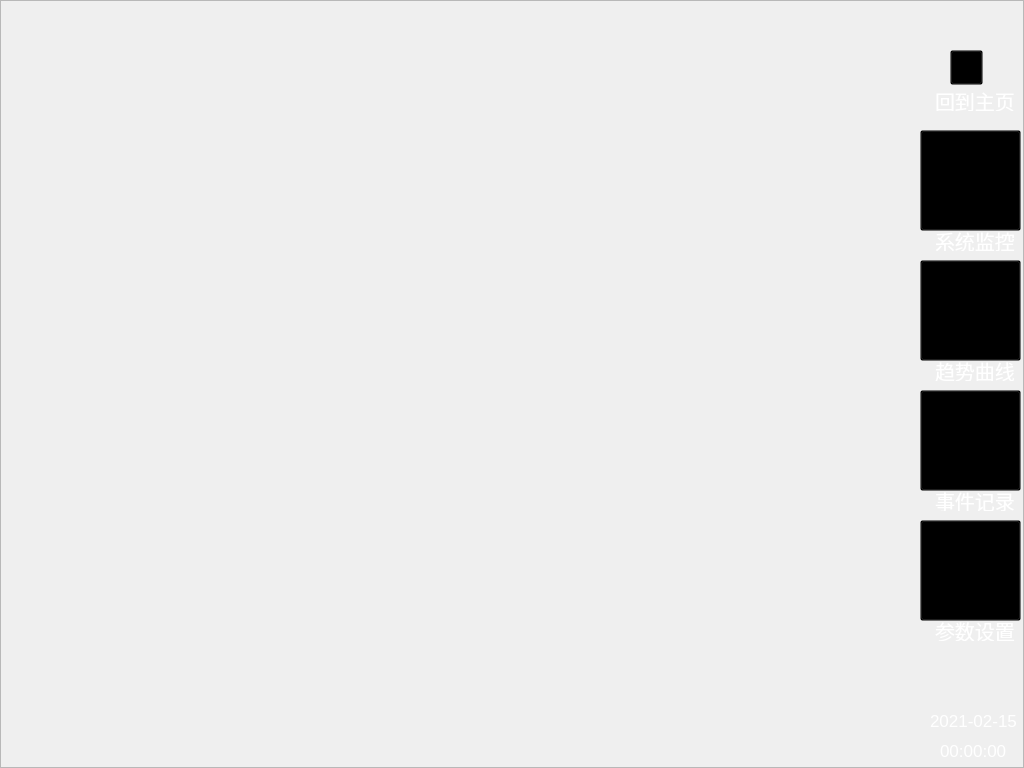
caosq/ChickenFarm, file Window/Form/mainform.ui: the form before one commit.
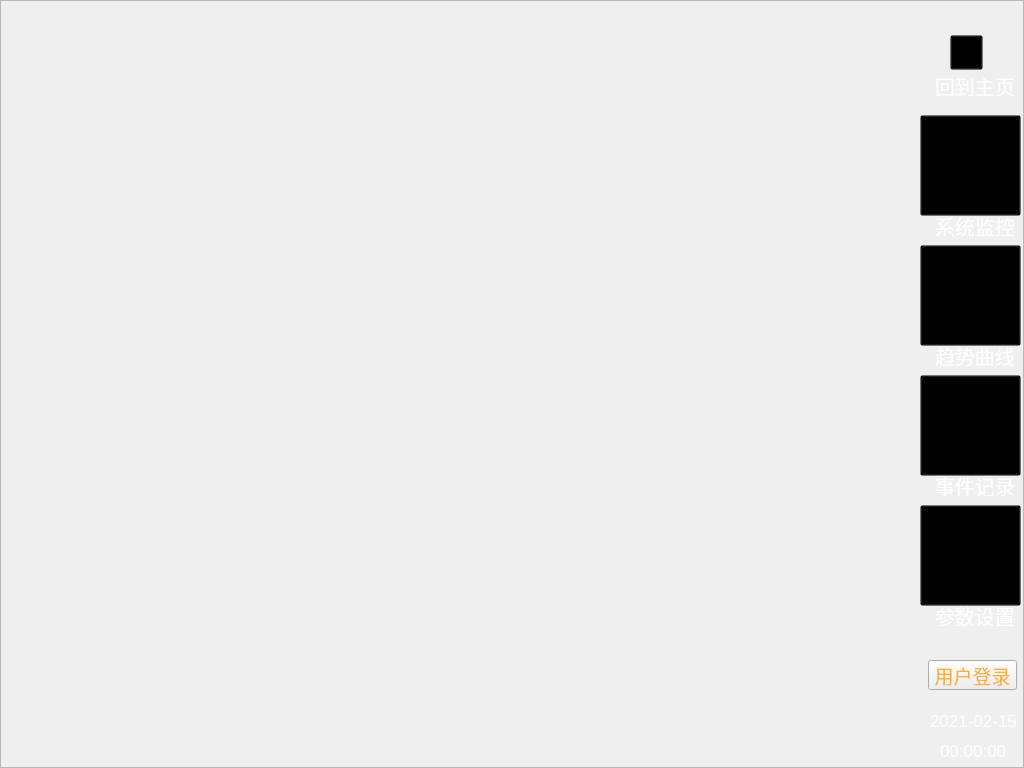
The form after the commit. Icons and pictures are not drawn.

```diff
--- a/Window/Form/mainform.ui
+++ b/Window/Form/mainform.ui
@@ -40,7 +40,7 @@
     <property name="geometry">
      <rect>
       <x>920</x>
-      <y>520</y>
+      <y>505</y>
       <width>101</width>
       <height>101</height>
      </rect>
@@ -57,7 +57,7 @@
     <property name="geometry">
      <rect>
       <x>920</x>
-      <y>390</y>
+      <y>375</y>
       <width>101</width>
       <height>101</height>
      </rect>
@@ -74,7 +74,7 @@
     <property name="geometry">
      <rect>
       <x>920</x>
-      <y>260</y>
+      <y>245</y>
       <width>101</width>
       <height>101</height>
      </rect>
@@ -91,7 +91,7 @@
     <property name="geometry">
      <rect>
       <x>920</x>
-      <y>130</y>
+      <y>115</y>
       <width>101</width>
       <height>101</height>
      </rect>
@@ -108,7 +108,7 @@
     <property name="geometry">
      <rect>
       <x>950</x>
-      <y>50</y>
+      <y>35</y>
       <width>33</width>
       <height>35</height>
      </rect>
@@ -144,7 +144,7 @@
     <property name="geometry">
      <rect>
       <x>935</x>
-      <y>90</y>
+      <y>75</y>
       <width>81</width>
       <height>21</height>
      </rect>
@@ -199,7 +199,7 @@
     <property name="geometry">
      <rect>
       <x>935</x>
-      <y>230</y>
+      <y>215</y>
       <width>81</width>
       <height>21</height>
      </rect>
@@ -254,7 +254,7 @@
     <property name="geometry">
      <rect>
       <x>935</x>
-      <y>360</y>
+      <y>345</y>
       <width>81</width>
       <height>21</height>
      </rect>
@@ -309,7 +309,7 @@
     <property name="geometry">
      <rect>
       <x>935</x>
-      <y>490</y>
+      <y>475</y>
       <width>81</width>
       <height>21</height>
      </rect>
@@ -364,7 +364,7 @@
     <property name="geometry">
      <rect>
       <x>935</x>
-      <y>620</y>
+      <y>605</y>
       <width>81</width>
       <height>21</height>
      </rect>
@@ -541,6 +541,64 @@
      <number>-1</number>
     </property>
    </widget>
+   <widget class="QPushButton" name="pushButton">
+    <property name="geometry">
+     <rect>
+      <x>928</x>
+      <y>660</y>
+      <width>89</width>
+      <height>30</height>
+     </rect>
+    </property>
+    <property name="palette">
+     <palette>
+      <active>
+       <colorrole role="ButtonText">
+        <brush brushstyle="SolidPattern">
+         <color alpha="255">
+          <red>252</red>
+          <green>175</green>
+          <blue>62</blue>
+         </color>
+        </brush>
+       </colorrole>
+      </active>
+      <inactive>
+       <colorrole role="ButtonText">
+        <brush brushstyle="SolidPattern">
+         <color alpha="255">
+          <red>252</red>
+          <green>175</green>
+          <blue>62</blue>
+         </color>
+        </brush>
+       </colorrole>
+      </inactive>
+      <disabled>
+       <colorrole role="ButtonText">
+        <brush brushstyle="SolidPattern">
+         <color alpha="255">
+          <red>190</red>
+          <green>190</green>
+          <blue>190</blue>
+         </color>
+        </brush>
+       </colorrole>
+      </disabled>
+     </palette>
+    </property>
+    <property name="font">
+     <font>
+      <pointsize>14</pointsize>
+     </font>
+    </property>
+    <property name="styleSheet">
+     <string notr="true">border-image: url(:/UI/Frame/logBtn.png);</string>
+    </property>
+    <property name="text">
+     <string>用户登录</string>
+    </property>
+   </widget>
   </widget>
  </widget>
  <resources/>
```
